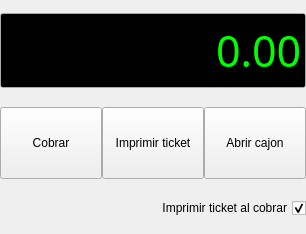
Above: bulmages/bulmatpv/plugins/pluginbt_totalivaincluido/totalbase.ui from eboladev/Bulmages-1 before the change. Below: the same form after it.
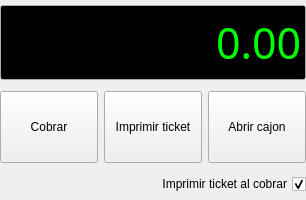
That is the form after the change. Icons and pictures are not drawn.

```diff
--- a/bulmages/bulmatpv/plugins/pluginbt_totalivaincluido/totalbase.ui
+++ b/bulmages/bulmatpv/plugins/pluginbt_totalivaincluido/totalbase.ui
@@ -7,13 +7,13 @@
     <x>0</x>
     <y>0</y>
     <width>306</width>
-    <height>234</height>
+    <height>200</height>
    </rect>
   </property>
   <property name="minimumSize">
    <size>
     <width>0</width>
-    <height>170</height>
+    <height>200</height>
    </size>
   </property>
   <property name="windowTitle">
@@ -123,9 +123,6 @@
    </item>
    <item>
     <layout class="QHBoxLayout">
-     <property name="spacing">
-      <number>0</number>
-     </property>
      <item>
       <widget class="QToolButton" name="mui_abrircajon">
        <property name="minimumSize">
```
